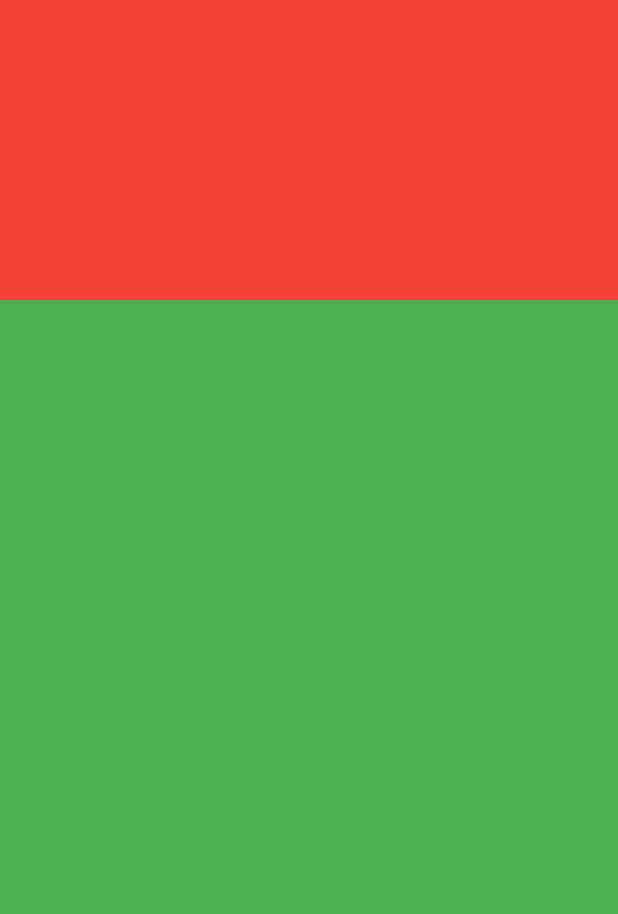
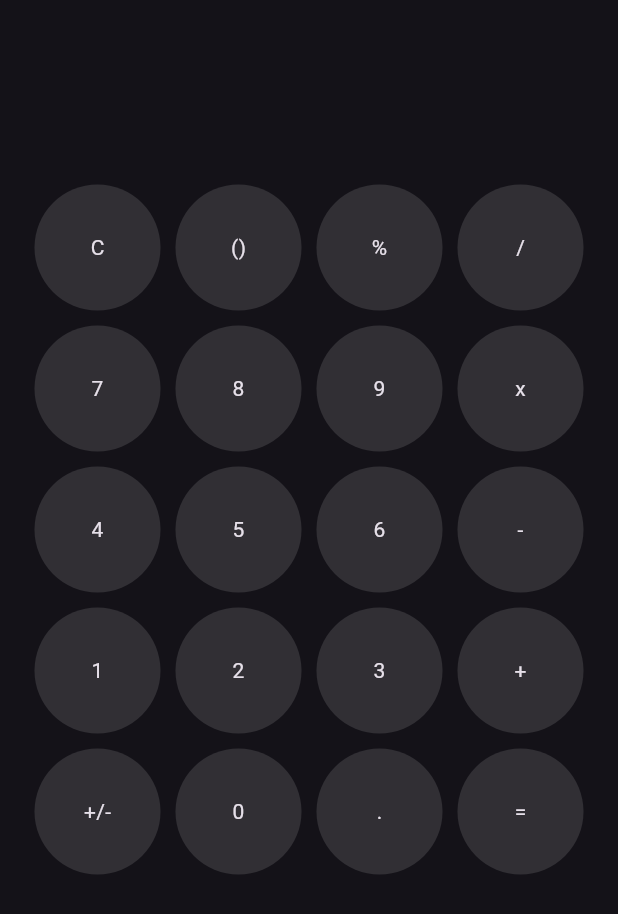
Before and after one commit to Deultimate17/calculator_app, a Flutter app: the screen it shows after launch, on a phone screen of 412 x 824 dp. Shown: the top 914 px of the screen. Run offline on Flutter 3.47's test engine with Material 3 defaults, Android fonts, the phone set to English and light mode, and no system bars.

Commit message:
initial commit

```diff
--- a/lib/main.dart
+++ b/lib/main.dart
@@ -3,7 +3,10 @@ import 'package:flutter/material.dart';
 
 void main() {
   runApp(
-    const MaterialApp(
+     MaterialApp(
+      theme: ThemeData(
+        brightness: Brightness.dark
+      ),
       home: CalculatorApp(),
     )
   );
--- /dev/null
+++ b/lib/model/calc_model.dart
@@ -0,0 +1,29 @@
+class Calc {
+  final String numbers;
+
+  Calc(this.numbers);
+
+  static List<Calc> pages = [
+    Calc('C'),
+    Calc('()'),
+    Calc('%'),
+    Calc('/'),
+    Calc('7'),
+    Calc('8'),
+    Calc('9'),
+    Calc('x'),
+    Calc('4'),
+    Calc('5'),
+    Calc('6'),
+    Calc('-'),
+    Calc('1'),
+    Calc('2'),
+    Calc('3'),
+    Calc('+'),
+    Calc('+/-'),
+    Calc('0'),
+    Calc('.'),
+    Calc('=')
+
+  ];
+}
--- a/lib/screens/calculator_screen.dart
+++ b/lib/screens/calculator_screen.dart
@@ -1,4 +1,8 @@
+import 'package:flutter/cupertino.dart';
 import 'package:flutter/material.dart';
+import 'package:flutter/widgets.dart';
+
+import '../model/calc_model.dart';
 
 class CalculatorApp extends StatefulWidget {
   const CalculatorApp({super.key});
@@ -8,20 +12,88 @@ class CalculatorApp extends StatefulWidget {
 }
 
 class _CalculatorAppState extends State<CalculatorApp> {
+   String display = '';
+   List<String> assemble = [];
+
+   int index = -1;
+   late double result;
+   late double num1;
+   late double num2;
+   late String currentOperator = '';
+
+
   @override
   Widget build(BuildContext context) {
     return Scaffold(
-      body: Column(
-        children: [
-          Container(
-            height: 200,
-            color: Colors.red,
-          ),
-          Expanded(
-              child: Container(
-                color: Colors.green,
-              )),
-        ],
+      body: Padding(
+        padding: const EdgeInsets.all(18.0),
+        child: Column(
+          children:[
+            Container(
+              height: 100,
+              child: Text(display),
+            ),
+            Expanded(
+              child: GridView.builder(
+                        primary: false,
+                        physics: const NeverScrollableScrollPhysics(),
+                        shrinkWrap: true,
+                        itemCount: Calc.pages.length,
+              gridDelegate: const SliverGridDelegateWithFixedCrossAxisCount(crossAxisCount: 4),
+              itemBuilder: (context, index) {
+              return buildNumbers(Calc.pages[index]);
+              }),
+            ),
+                  ]
+        ),
+      ),
+    );
+  }
+
+  Widget buildNumbers(Calc calculate) {
+    return Container(
+      height: 25,
+      width: 25,
+      margin: const EdgeInsets.all(5.0),
+      decoration: const BoxDecoration(
+          color: Colors.white12,
+          borderRadius: BorderRadius.all(Radius.circular(50.0))
+      ),
+      child: InkWell(
+        child: Center(child: Text(calculate.numbers)),
+            onTap: () {
+         setState(() {
+           if (calculate.numbers != 'C'
+               && calculate.numbers != '+'
+               && calculate.numbers != '/'
+               && calculate.numbers != 'x'
+               && calculate.numbers != '-'
+               && calculate.numbers != '%'
+               && calculate.numbers != '='
+               && calculate.numbers != '+/-'
+           ) {
+             index++;
+             print(index);
+             assemble.add(calculate.numbers);
+             display += assemble[index];
+             print('you suck man');
+           } else if ( calculate.numbers == '+'
+           || calculate.numbers == '/'
+           || calculate.numbers == 'x'
+           || calculate.numbers == '-'
+           || calculate.numbers == '%') {
+             index++;
+             assemble.add(calculate.numbers);
+             display += assemble[index];
+             currentOperator = calculate.numbers;
+           } else if (calculate.numbers == '=') {
+             print(assemble);
+           }
+           else {
+             print('you rock');
+           }
+         });
+    },
       ),
     );
   }
--- a/pubspec.yaml
+++ b/pubspec.yaml
@@ -35,6 +35,7 @@ dependencies:
   # The following adds the Cupertino Icons font to your application.
   # Use with the CupertinoIcons class for iOS style icons.
   cupertino_icons: ^1.0.6
+  provider: ^6.1.1
 
 dev_dependencies:
   flutter_test:
```
Also changed, not shown: pubspec.lock.
